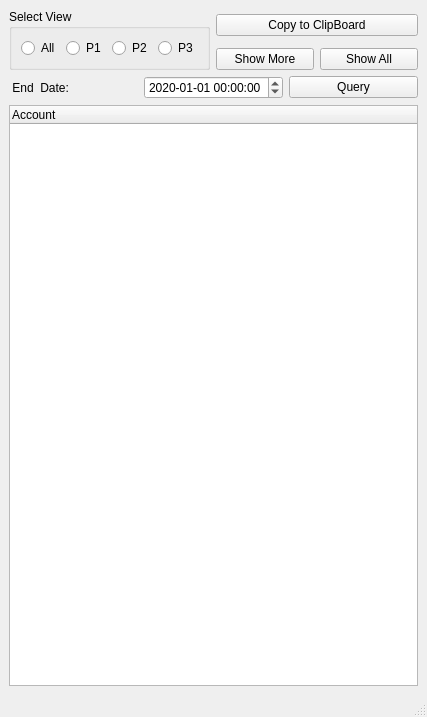
cowtony/BookKeeping, file financial_statement/financial_statement.ui: the form before one commit.
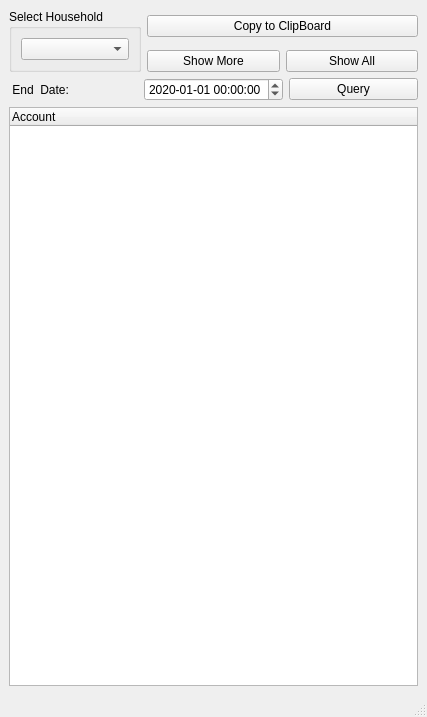
The form after the commit. Icons and pictures are not drawn.

Commit message: Introduce HouseholdMoney

Diff of the .ui file:
```diff
--- a/financial_statement/financial_statement.ui
+++ b/financial_statement/financial_statement.ui
@@ -77,36 +77,11 @@
     <item row="0" column="0" rowspan="3">
      <widget class="QGroupBox" name="groupBox">
       <property name="title">
-       <string>Select View</string>
+       <string>Select Household</string>
       </property>
       <layout class="QHBoxLayout" name="horizontalLayout">
        <item>
-        <widget class="QRadioButton" name="radioButton_all">
-         <property name="text">
-          <string>All</string>
-         </property>
-        </widget>
-       </item>
-       <item>
-        <widget class="QRadioButton" name="radioButton_1">
-         <property name="text">
-          <string>P1</string>
-         </property>
-        </widget>
-       </item>
-       <item>
-        <widget class="QRadioButton" name="radioButton_2">
-         <property name="text">
-          <string>P2</string>
-         </property>
-        </widget>
-       </item>
-       <item>
-        <widget class="QRadioButton" name="radioButton_3">
-         <property name="text">
-          <string>P3</string>
-         </property>
-        </widget>
+        <widget class="QComboBox" name="comboBoxHousehold"/>
        </item>
       </layout>
      </widget>
```
The commit also changes 18 other files.
